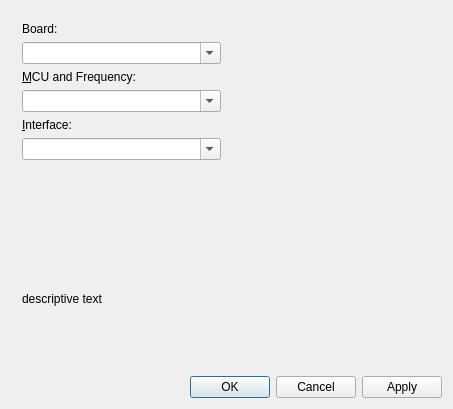
Before: the Qt Designer form arduinowindow.ui in KDE/kdev-embedded, drawn with Qt 5.
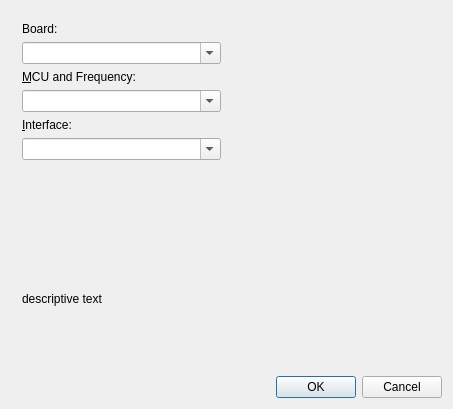
After: the same form once the commit is applied. Custom widgets are drawn as their Qt base class.

Commit message:
Removing apply button of board window
The board window don't need a apply button to set the selected variables,
the ok Button can set the variables and close the window.

What changed in the file:
```diff
--- a/arduinowindow.ui
+++ b/arduinowindow.ui
@@ -151,7 +151,7 @@
    <item>
     <widget class="QDialogButtonBox" name="buttonBox">
      <property name="standardButtons">
-      <set>QDialogButtonBox::Apply|QDialogButtonBox::Cancel|QDialogButtonBox::Ok</set>
+      <set>QDialogButtonBox::Cancel|QDialogButtonBox::Ok</set>
      </property>
     </widget>
    </item>
```
The commit also changes 1 other file.
